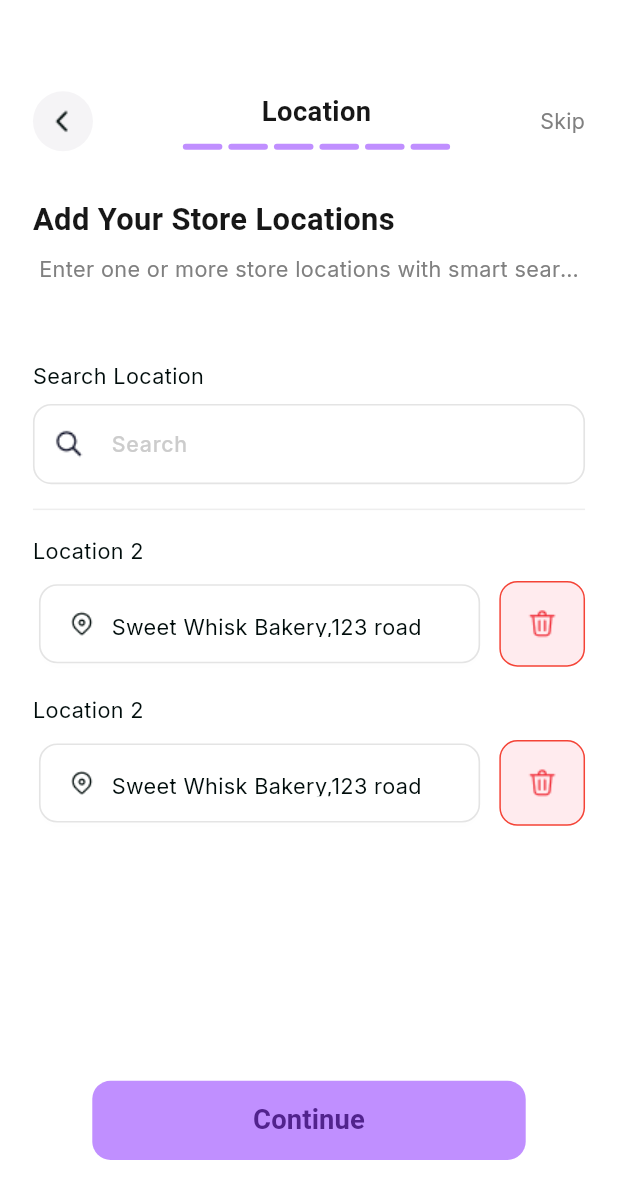
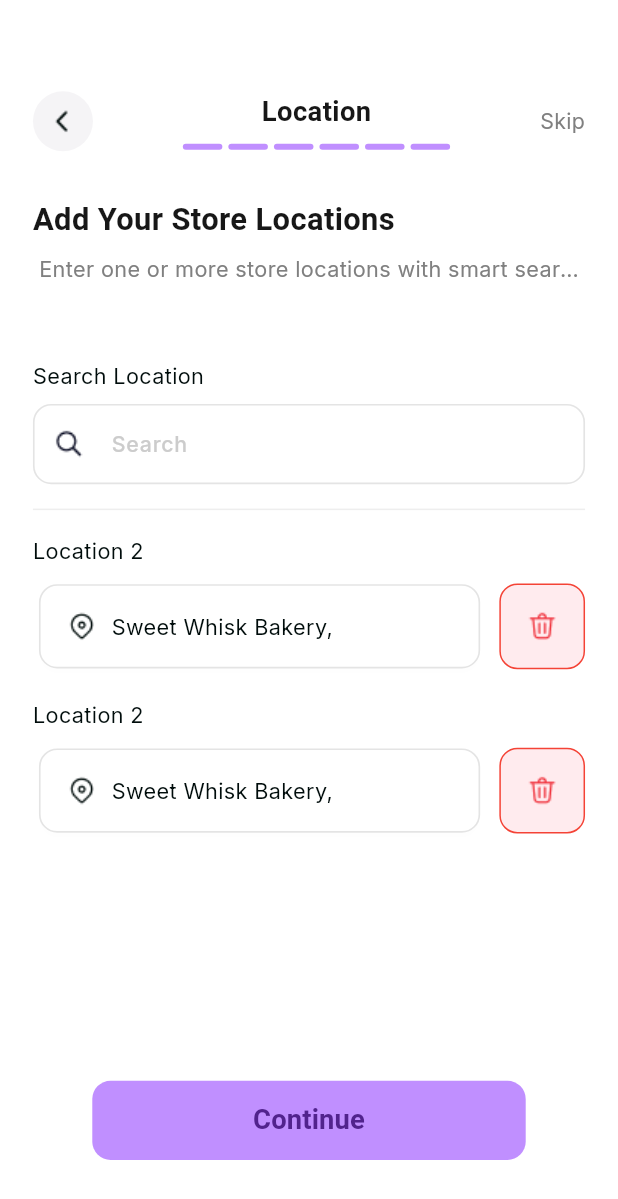
Before and after one commit to azmirkhan0101/crescent-business-app, a Flutter app: the BusinessContactInfoScreen screen opened by its route, after a tap on "Continue", on a phone screen of 412 x 824 dp. Shown: the top 1199 px of the screen. Run offline on Flutter 3.47's test engine with Material 3 defaults, Android fonts, the phone set to English and light mode, and no system bars; drawn by our look-alikes of oktoast; our stand-ins replace buttons_tabbar, file_picker, fl_chart, flutter_screenutil, get, get_storage and 5 more; missing offline and left inert: any_link_preview, mobile_scanner; accounts and stored records are empty.

Commit message:
first commit

```diff
--- a/lib/features/profile/widget/location_widget.dart
+++ b/lib/features/profile/widget/location_widget.dart
@@ -1,14 +1,11 @@
 import 'package:flutter/material.dart';
 import 'package:flutter_screenutil/flutter_screenutil.dart';
-
 import '../../../utils/app_color.dart';
 import '../../../utils/app_size.dart';
-import '../../../utils/app_text_styles.dart';
 import '../../../utils/assets_path.dart';
 import '../../widgets/custom_asset_image.dart';
 import '../../widgets/custom_card_widget.dart';
 import '../../widgets/custom_text.dart';
-import '../../widgets/custom_text_field_widget.dart';
 import '../../widgets/text_field_title_widget.dart';
 
 class LocationWidget extends StatelessWidget {
@@ -33,20 +30,17 @@ class LocationWidget extends StatelessWidget {
           children: [
             Expanded(
               child: CustomCard(
-                height: 52.h,
-                width: double.infinity,
+
+
                 child: Row(
                   children: [
                     CustomAssetsImage(assetsPath: AssetsPath.locationIcon),
                     SizedBox(width: 8.w),
-                    CustomText(text: fieldText,fontSize: 14.sp,color: AppColors.blackTextColor,fontWeight: FontWeight.w400,),
+                    CustomText(text: fieldText,fontSize: 14.sp,color: AppColors.blackTextColor,fontWeight: FontWeight.w400,
+                    overflow:TextOverflow.ellipsis ,
+                    ),
 
-                    // Text(
-                    //   fieldText,
-                    //   style: AppTextStyle.mediumStyle.copyWith(
-                    //     color: AppColors.blackTextColor,
-                    //   ),
-                    // ),
+
                   ],
                 ),
               ),
--- a/lib/utils/app_text.dart
+++ b/lib/utils/app_text.dart
@@ -136,7 +136,7 @@ class AppText {
       "Sweet Whisk Bakery is your go-to neighborhood spot for handcrafted cupcakes, cookies, and custom cakes made with love. With playful charm and quality ingredients, we whip up sweet treats that turn everyday moments into something special.";
 
   static const String store1Address =
-      "Sweet Whisk Bakery,123 road";
+      "Sweet Whisk Bakery,";
   static const String businessDescription =
       "Sweet Whisk Bakery is your go-to neighborhood spot for handcrafted "
       "cupcakes, cookies, and custom cakes made with love. With playful charm "
```
